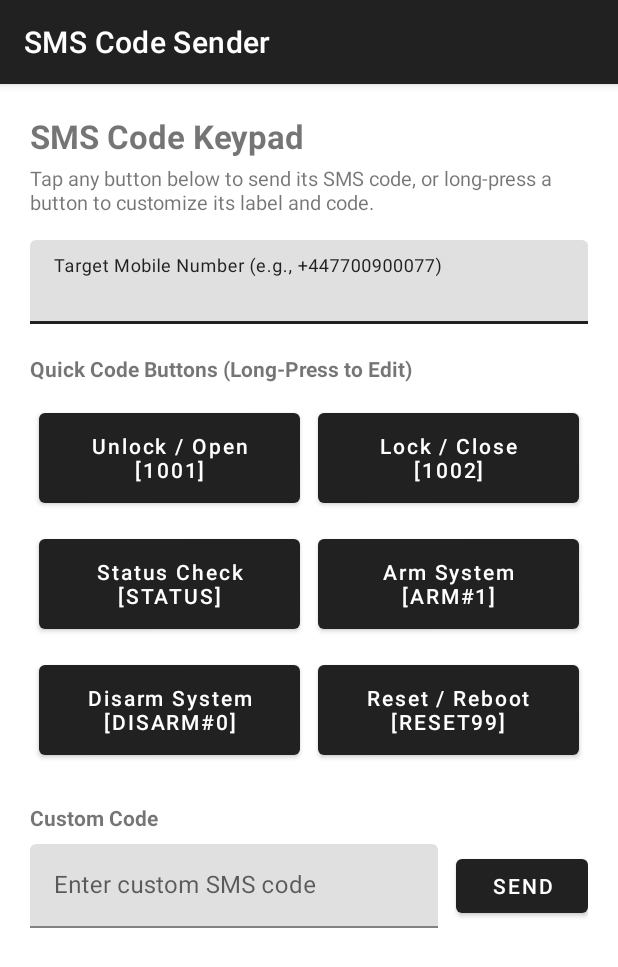
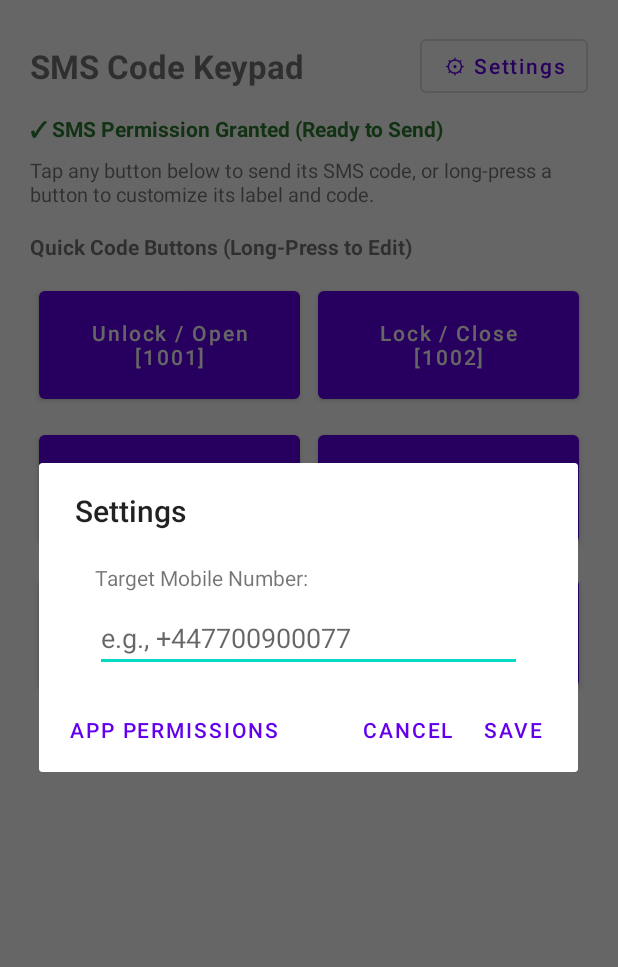
Before and after one commit to idkruper-afk/SmsCodeSenderApp, an Android app: the screen it shows after launch (MainActivity), after a tap on an icon or button, on a phone screen of 412 x 824 dp. Shown: the top 967 px of the screen. Run offline under Robolectric (Android 15) with nearby library versions, the phone set to English and light mode, and no system bars.

Commit message:
Add files via upload

```diff
--- a/app/build.gradle.kts
+++ b/app/build.gradle.kts
@@ -11,8 +11,8 @@ android {
         applicationId = "com.example.smscodesender"
         minSdk = 26
         targetSdk = 34
-        versionCode = 1
-        versionName = "1.0"
+        versionCode = 3
+        versionName = "1.2"
     }
 
     buildTypes {
--- a/app/src/main/AndroidManifest.xml
+++ b/app/src/main/AndroidManifest.xml
@@ -5,13 +5,17 @@
         android:name="android.hardware.telephony"
         android:required="false" />
 
+    <!-- Full SMS & Phone State permissions -->
     <uses-permission android:name="android.permission.SEND_SMS" />
+    <uses-permission android:name="android.permission.READ_SMS" />
+    <uses-permission android:name="android.permission.RECEIVE_SMS" />
+    <uses-permission android:name="android.permission.READ_PHONE_STATE" />
 
     <application
         android:allowBackup="true"
         android:label="SMS Code Sender"
         android:supportsRtl="true"
-        android:theme="@style/Theme.MaterialComponents.DayNight.DarkActionBar">
+        android:theme="@style/Theme.MaterialComponents.DayNight.NoActionBar">
 
         <activity
             android:name=".MainActivity"
--- a/app/src/main/java/com/example/smscodesender/MainActivity.kt
+++ b/app/src/main/java/com/example/smscodesender/MainActivity.kt
@@ -9,9 +9,14 @@ import android.content.Intent
 import android.content.IntentFilter
 import android.content.SharedPreferences
 import android.content.pm.PackageManager
+import android.graphics.Color
+import android.net.Uri
 import android.os.Build
 import android.os.Bundle
+import android.provider.Settings
 import android.telephony.SmsManager
+import android.text.InputType
+import android.view.View
 import android.widget.Button
 import android.widget.EditText
 import android.widget.LinearLayout
@@ -21,14 +26,12 @@ import androidx.appcompat.app.AlertDialog
 import androidx.appcompat.app.AppCompatActivity
 import androidx.core.app.ActivityCompat
 import androidx.core.content.ContextCompat
-import androidx.core.widget.doAfterTextChanged
-import com.google.android.material.textfield.TextInputEditText
 
 class MainActivity : AppCompatActivity() {
 
-    private lateinit var etPhoneNumber: TextInputEditText
-    private lateinit var etCustomCode: TextInputEditText
     private lateinit var tvStatus: TextView
+    private lateinit var tvPermissionStatus: TextView
+    private lateinit var layoutPermissionButtons: LinearLayout
     private lateinit var prefs: SharedPreferences
 
     private val defaultLabels = listOf(
@@ -74,14 +77,20 @@ class MainActivity : AppCompatActivity() {
         setContentView(R.layout.activity_main)
 
         prefs = getSharedPreferences("SmsCodePrefs", Context.MODE_PRIVATE)
-        etPhoneNumber = findViewById(R.id.etPhoneNumber)
-        etCustomCode = findViewById(R.id.etCustomCode)
         tvStatus = findViewById(R.id.tvStatus)
+        tvPermissionStatus = findViewById(R.id.tvPermissionStatus)
+        layoutPermissionButtons = findViewById(R.id.layoutPermissionButtons)
 
-        // Restore saved phone number
-        etPhoneNumber.setText(prefs.getString("saved_phone", ""))
-        etPhoneNumber.doAfterTextChanged { text ->
-            prefs.edit().putString("saved_phone", text?.toString()?.trim() ?: "").apply()
+        findViewById<Button>(R.id.btnTopRightSettings).setOnClickListener {
+            showSettingsDialog()
+        }
+
+        findViewById<Button>(R.id.btnGrantPermission).setOnClickListener {
+            requestSmsPermissions()
+        }
+
+        findViewById<Button>(R.id.btnAppSettings).setOnClickListener {
+            openAppSettings()
         }
 
         val buttonIds = listOf(
@@ -104,20 +113,13 @@ class MainActivity : AppCompatActivity() {
             }
         }
 
-        findViewById<Button>(R.id.btnSendCustom).setOnClickListener {
-            val customCode = etCustomCode.text?.toString()?.trim() ?: ""
-            if (customCode.isEmpty()) {
-                Toast.makeText(this, "Enter a custom code first", Toast.LENGTH_SHORT).show()
-            } else {
-                sendSmsCode(customCode)
-            }
-        }
-
-        requestSmsPermissionIfNeeded()
+        updatePermissionBanner()
+        requestSmsPermissions()
     }
 
     override fun onResume() {
         super.onResume()
+        updatePermissionBanner()
         if (Build.VERSION.SDK_INT >= Build.VERSION_CODES.TIRAMISU) {
             registerReceiver(smsSentReceiver, IntentFilter(SMS_SENT_ACTION), Context.RECEIVER_NOT_EXPORTED)
         } else {
@@ -130,6 +132,98 @@ class MainActivity : AppCompatActivity() {
         try {
             unregisterReceiver(smsSentReceiver)
         } catch (_: Exception) {}
+    }
+
+    private fun getSavedPhoneNumber(): String =
+        prefs.getString("saved_phone", "")?.trim() ?: ""
+
+    private fun showSettingsDialog() {
+        val container = LinearLayout(this).apply {
+            orientation = LinearLayout.VERTICAL
+            setPadding(56, 32, 56, 16)
+        }
+
+        val infoText = TextView(this).apply {
+            text = "Target Mobile Number:"
+            textSize = 14f
+            setPadding(0, 0, 0, 12)
+        }
+
+        val inputPhone = EditText(this).apply {
+            hint = "e.g., +447700900077"
+            inputType = InputType.TYPE_CLASS_PHONE
+            setText(getSavedPhoneNumber())
+        }
+
+        container.addView(infoText)
+        container.addView(inputPhone)
+
+        AlertDialog.Builder(this)
+            .setTitle("Settings")
+            .setView(container)
+            .setPositiveButton("Save") { _, _ ->
+                val newPhone = inputPhone.text.toString().trim()
+                prefs.edit().putString("saved_phone", newPhone).apply()
+                Toast.makeText(this, "Target mobile number saved", Toast.LENGTH_SHORT).show()
+            }
+            .setNeutralButton("App Permissions") { _, _ ->
+                openAppSettings()
+            }
+            .setNegativeButton("Cancel", null)
+            .show()
+    }
+
+    private fun hasSmsPermission(): Boolean {
+        return ContextCompat.checkSelfPermission(this, Manifest.permission.SEND_SMS) == PackageManager.PERMISSION_GRANTED
+    }
+
+    private fun updatePermissionBanner() {
+        if (hasSmsPermission()) {
+            tvPermissionStatus.text = "✓ SMS Permission Granted (Ready to Send)"
+            tvPermissionStatus.setTextColor(Color.parseColor("#2E7D32"))
+            layoutPermissionButtons.visibility = View.GONE
+        } else {
+            tvPermissionStatus.text = "⚠ SMS Permission Required — Tap below to grant:"
+            tvPermissionStatus.setTextColor(Color.parseColor("#C62828"))
+            layoutPermissionButtons.visibility = View.VISIBLE
+        }
+    }
+
+    private fun requestSmsPermissions() {
+        val perms = arrayOf(
+            Manifest.permission.SEND_SMS,
+            Manifest.permission.READ_PHONE_STATE
+        )
+        ActivityCompat.requestPermissions(this, perms, REQ_SEND_SMS)
+    }
+
+    private fun openAppSettings() {
+        val intent = Intent(Settings.ACTION_APPLICATION_DETAILS_SETTINGS).apply {
+            data = Uri.fromParts("package", packageName, null)
+        }
+        startActivity(intent)
+    }
+
+    override fun onRequestPermissionsResult(
+        requestCode: Int,
+        permissions: Array<out String>,
+        grantResults: IntArray
+    ) {
+        super.onRequestPermissionsResult(requestCode, permissions, grantResults)
+        updatePermissionBanner()
+        if (requestCode == REQ_SEND_SMS && !hasSmsPermission()) {
+            AlertDialog.Builder(this)
+                .setTitle("Enable SMS Permission")
+                .setMessage(
+                    "If Android blocked the permission popup with 'Restricted setting' (common on Android 13+):\n\n" +
+                    "1. Tap 'Open Settings' below.\n" +
+                    "2. Tap the 3 dots (⋮) in the top-right corner and select 'Allow restricted settings'.\n" +
+                    "3. Tap 'Permissions' -> 'SMS' -> 'Allow'."
+                )
+                .setPositiveButton("Open Settings") { _, _ -> openAppSettings() }
+                .setNegativeButton("Close", null)
+                .show()
+        }
     }
 
     private fun getLabel(index: Int): String =
@@ -180,16 +274,15 @@ class MainActivity : AppCompatActivity() {
     }
 
     private fun sendSmsCode(code: String) {
-        val phone = etPhoneNumber.text?.toString()?.trim() ?: ""
+        val phone = getSavedPhoneNumber()
         if (phone.isEmpty()) {
-            Toast.makeText(this, "Please enter a target mobile number first", Toast.LENGTH_SHORT).show()
-            etPhoneNumber.requestFocus()
+            Toast.makeText(this, "Set the target mobile number in Settings first", Toast.LENGTH_SHORT).show()
+            showSettingsDialog()
             return
         }
 
-        if (ContextCompat.checkSelfPermission(this, Manifest.permission.SEND_SMS) != PackageManager.PERMISSION_GRANTED) {
-            ActivityCompat.requestPermissions(this, arrayOf(Manifest.permission.SEND_SMS), REQ_SEND_SMS)
-            Toast.makeText(this, "Grant SMS permission and tap the button again", Toast.LENGTH_SHORT).show()
+        if (!hasSmsPermission()) {
+            requestSmsPermissions()
             return
         }
 
@@ -212,17 +305,11 @@ class MainActivity : AppCompatActivity() {
                 PendingIntent.FLAG_UPDATE_CURRENT or PendingIntent.FLAG_IMMUTABLE
             )
 
-            tvStatus.text = "Sending '$code' to $phone..."
+            tvStatus.text = "Sending '$code'..."
             smsManager.sendTextMessage(phone, null, code, pendingIntent, null)
         } catch (e: Exception) {
             tvStatus.text = "Error: ${e.localizedMessage}"
             Toast.makeText(this, "Failed: ${e.localizedMessage}", Toast.LENGTH_LONG).show()
         }
     }
-
-    private fun requestSmsPermissionIfNeeded() {
-        if (ContextCompat.checkSelfPermission(this, Manifest.permission.SEND_SMS) != PackageManager.PERMISSION_GRANTED) {
-            ActivityCompat.requestPermissions(this, arrayOf(Manifest.permission.SEND_SMS), REQ_SEND_SMS)
-        }
-    }
 }
--- a/app/src/main/res/layout/activity_main.xml
+++ b/app/src/main/res/layout/activity_main.xml
@@ -9,13 +9,66 @@
         android:layout_height="wrap_content"
         android:orientation="vertical">
 
-        <TextView
+        <!-- Header Bar with Title and Top-Right Settings Button -->
+        <LinearLayout
             android:layout_width="match_parent"
             android:layout_height="wrap_content"
-            android:text="SMS Code Keypad"
-            android:textSize="22sp"
+            android:orientation="horizontal"
+            android:gravity="center_vertical"
+            android:layout_marginBottom="8dp">
+
+            <TextView
+                android:layout_width="0dp"
+                android:layout_height="wrap_content"
+                android:layout_weight="1"
+                android:text="SMS Code Keypad"
+                android:textSize="22sp"
+                android:textStyle="bold" />
+
+            <Button
+                android:id="@+id/btnTopRightSettings"
+                style="?attr/materialButtonOutlinedStyle"
+                android:layout_width="wrap_content"
+                android:layout_height="wrap_content"
+                android:text="⚙ Settings"
+                android:textAllCaps="false" />
+        </LinearLayout>
+
+        <TextView
+            android:id="@+id/tvPermissionStatus"
+            android:layout_width="match_parent"
+            android:layout_height="wrap_content"
+            android:text="Checking SMS Permission..."
             android:textStyle="bold"
-            android:layout_marginBottom="4dp" />
+            android:textSize="14sp"
+            android:layout_marginBottom="8dp" />
+
+        <LinearLayout
+            android:id="@+id/layoutPermissionButtons"
+            android:layout_width="match_parent"
+            android:layout_height="wrap_content"
+            android:orientation="horizontal"
+            android:layout_marginBottom="16dp">
+
+            <Button
+                android:id="@+id/btnGrantPermission"
+                style="?attr/materialButtonOutlinedStyle"
+                android:layout_width="0dp"
+                android:layout_height="wrap_content"
+                android:layout_weight="1"
+                android:text="Grant SMS Permission"
+                android:textAllCaps="false" />
+
+            <Button
+                android:id="@+id/btnAppSettings"
+                style="?attr/materialButtonOutlinedStyle"
+                android:layout_width="0dp"
+                android:layout_height="wrap_content"
+                android:layout_weight="1"
+                android:layout_marginStart="8dp"
+                android:text="Open App Settings"
+                android:textAllCaps="false" />
+        </LinearLayout>
 
         <TextView
             android:id="@+id/tvStatus"
@@ -25,22 +78,9 @@
             android:textSize="13sp"
             android:layout_marginBottom="16dp" />
 
-        <com.google.android.material.textfield.TextInputLayout
-            android:layout_width="match_parent"
-            android:layout_height="wrap_content"
-            android:hint="Target Mobile Number (e.g., +447700900077)">
-
-            <com.google.android.material.textfield.TextInputEditText
-                android:id="@+id/etPhoneNumber"
-                android:layout_width="match_parent"
-                android:layout_height="wrap_content"
-                android:inputType="phone" />
-        </com.google.android.material.textfield.TextInputLayout>
-
         <TextView
             android:layout_width="match_parent"
             android:layout_height="wrap_content"
-            android:layout_marginTop="20dp"
             android:layout_marginBottom="8dp"
             android:text="Quick Code Buttons (Long-Press to Edit)"
             android:textStyle="bold" />
@@ -56,7 +96,7 @@
             <Button
                 android:id="@+id/btnCode1"
                 android:layout_width="0dp"
-                android:layout_height="72dp"
+                android:layout_height="84dp"
                 android:layout_columnWeight="1"
                 android:layout_margin="6dp"
                 android:text="Code 1"
@@ -65,7 +105,7 @@
             <Button
                 android:id="@+id/btnCode2"
                 android:layout_width="0dp"
-                android:layout_height="72dp"
+                android:layout_height="84dp"
                 android:layout_columnWeight="1"
                 android:layout_margin="6dp"
                 android:text="Code 2"
@@ -74,7 +114,7 @@
             <Button
                 android:id="@+id/btnCode3"
                 android:layout_width="0dp"
-                android:layout_height="72dp"
+                android:layout_height="84dp"
                 android:layout_columnWeight="1"
                 android:layout_margin="6dp"
                 android:text="Code 3"
@@ -83,7 +123,7 @@
             <Button
                 android:id="@+id/btnCode4"
                 android:layout_width="0dp"
-                android:layout_height="72dp"
+                android:layout_height="84dp"
                 android:layout_columnWeight="1"
                 android:layout_margin="6dp"
                 android:text="Code 4"
@@ -92,7 +132,7 @@
             <Button
                 android:id="@+id/btnCode5"
                 android:layout_width="0dp"
-                android:layout_height="72dp"
+                android:layout_height="84dp"
                 android:layout_columnWeight="1"
                 android:layout_margin="6dp"
                 android:text="Code 5"
@@ -101,47 +141,12 @@
             <Button
                 android:id="@+id/btnCode6"
                 android:layout_width="0dp"
-                android:layout_height="72dp"
+                android:layout_height="84dp"
                 android:layout_columnWeight="1"
                 android:layout_margin="6dp"
                 android:text="Code 6"
                 android:textAllCaps="false" />
         </GridLayout>
 
-        <TextView
-            android:layout_width="match_parent"
-            android:layout_height="wrap_content"
-            android:layout_marginTop="20dp"
-            android:layout_marginBottom="8dp"
-            android:text="Custom Code"
-            android:textStyle="bold" />
-
-        <LinearLayout
-            android:layout_width="match_parent"
-            android:layout_height="wrap_content"
-            android:orientation="horizontal"
-            android:gravity="center_vertical">
-
-            <com.google.android.material.textfield.TextInputLayout
-                android:layout_width="0dp"
-                android:layout_height="wrap_content"
-                android:layout_weight="1"
-                android:hint="Enter custom SMS code">
-
-                <com.google.android.material.textfield.TextInputEditText
-                    android:id="@+id/etCustomCode"
-                    android:layout_width="match_parent"
-                    android:layout_height="wrap_content"
-                    android:inputType="text" />
-            </com.google.android.material.textfield.TextInputLayout>
-
-            <Button
-                android:id="@+id/btnSendCustom"
-                android:layout_width="wrap_content"
-                android:layout_height="wrap_content"
-                android:layout_marginStart="12dp"
-                android:text="Send" />
-        </LinearLayout>
-
     </LinearLayout>
 </ScrollView>
```
Also changed, not shown: 1 other file.
